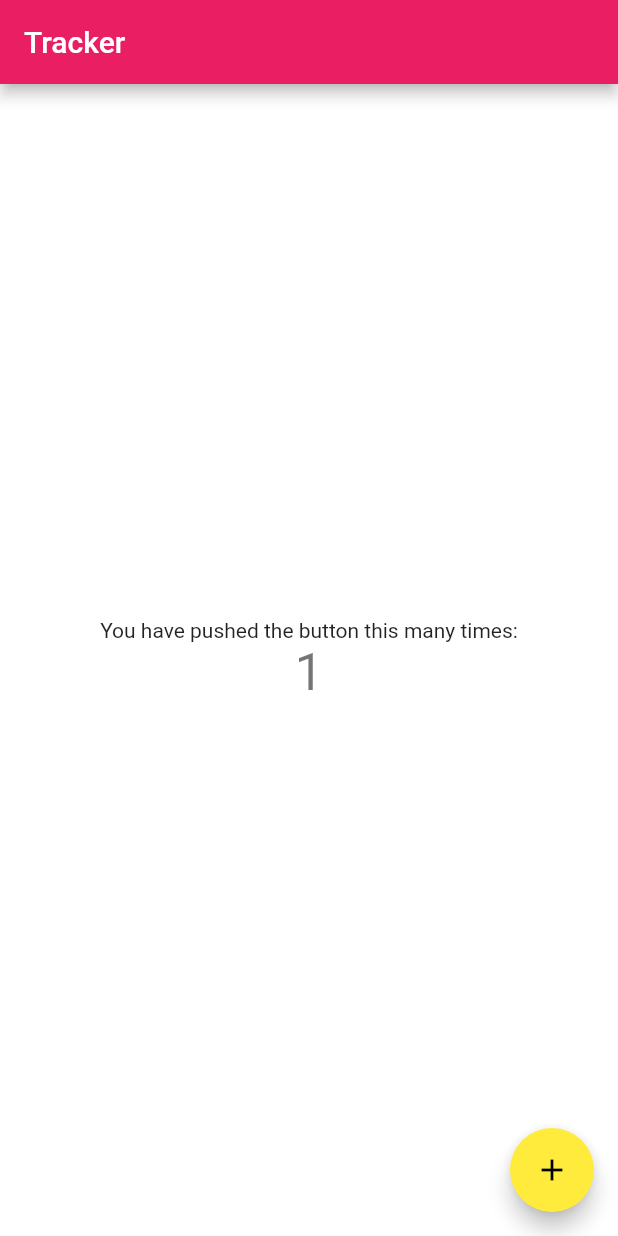
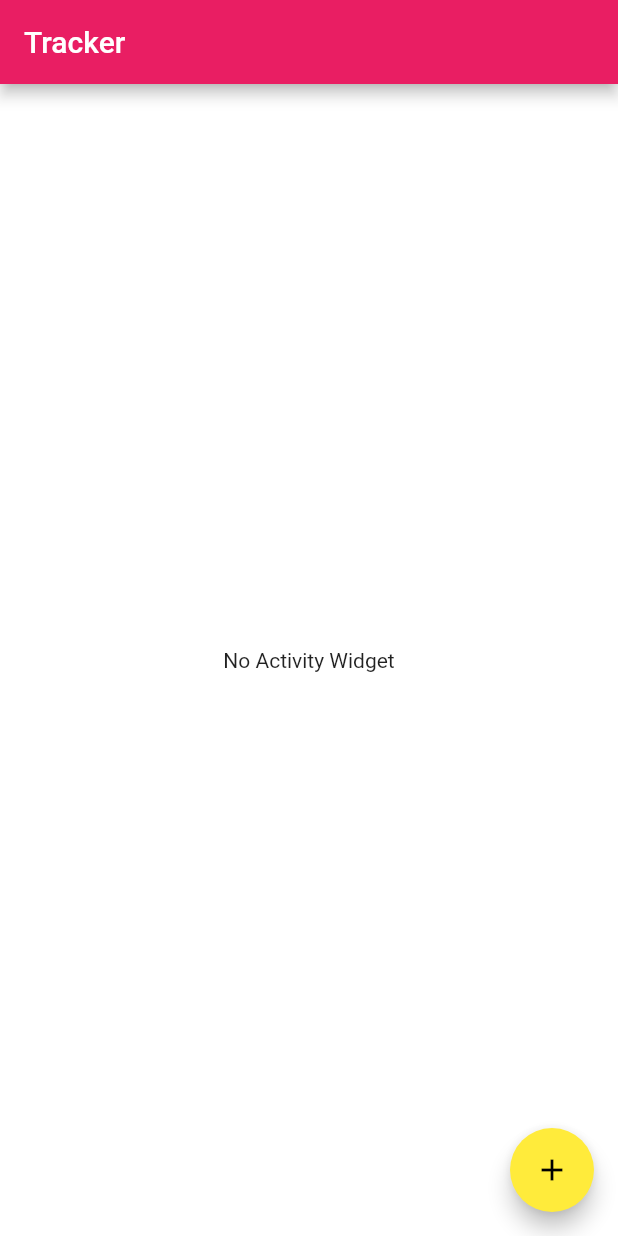
Before and after one commit to abenoit/tracker, a Flutter app: the screen it shows after launch, after a tap on the "add" icon, on a phone screen of 412 x 824 dp. Run offline on Flutter 3.47's test engine with Material 2 defaults, Android fonts, the phone set to English and light mode, and no system bars.

Commit message:
No activity Widget

```diff
--- /dev/null
+++ b/lib/components/activityMain.dart
@@ -0,0 +1,19 @@
+import 'package:flutter/material.dart';
+import 'package:provider/provider.dart';
+import 'package:tracker/components/noActivity.dart';
+import 'package:tracker/models/ActivitiesProvider.dart';
+
+class ActivityMain extends StatelessWidget {
+  ActivityMain({Key key}) : super(key: key);
+
+  @override
+  Widget build(BuildContext context) {
+    return Container(
+      child: Consumer<ActivitiesModel>(
+        builder: (context, activities, child) {
+          return activities.hasActivity() ? Text("Has Activities") : NoActivity;
+        },
+      ),
+    );
+  }
+}
--- /dev/null
+++ b/lib/components/noActivity.dart
@@ -0,0 +1,14 @@
+import 'package:flutter/material.dart';
+
+class NoActivity extends StatelessWidget {
+  NoActivity({Key key}) : super(key: key);
+
+  @override
+  Widget build(BuildContext context) {
+    return Container(
+      child: Center(
+        child: Text("No Activity Widget"),
+      ),
+    );
+  }
+}
--- a/lib/screens/Home/home.dart
+++ b/lib/screens/Home/home.dart
@@ -1,69 +1,29 @@
 import 'package:flutter/material.dart';
+import 'package:tracker/components/noActivity.dart';
 
-class Main extends StatefulWidget {
+class Main extends StatelessWidget {
   Main({Key key, this.title}) : super(key: key);
-
-  // This widget is the home page of your application. It is stateful, meaning
-  // that it has a State object (defined below) that contains fields that affect
-  // how it looks.
-
-  // This class is the configuration for the state. It holds the values (in this
-  // case the title) provided by the parent (in this case the App widget) and
-  // used by the build method of the State. Fields in a Widget subclass are
-  // always marked "final".
-
   final String title;
 
-  @override
-  HomeState createState() => HomeState();
-}
-
-class HomeState extends State<Main> {
-  int _counter = 0;
-
-  void _incrementCounter() {
-    setState(() {
-      _counter++;
-    });
-  }
+  void _addActivity() {}
 
   @override
   Widget build(BuildContext context) {
     return Scaffold(
       appBar: AppBar(
-        title: Text(widget.title),
+        title: Text(title),
       ),
       body: Center(
         child: Column(
-          // Column is also a layout widget. It takes a list of children and
-          // arranges them vertically. By default, it sizes itself to fit its
-          // children horizontally, and tries to be as tall as its parent.
-          //
-          // Invoke "debug painting" (press "p" in the console, choose the
-          // "Toggle Debug Paint" action from the Flutter Inspector in Android
-          // Studio, or the "Toggle Debug Paint" command in Visual Studio Code)
-          // to see the wireframe for each widget.
-          //
-          // Column has various properties to control how it sizes itself and
-          // how it positions its children. Here we use mainAxisAlignment to
-          // center the children vertically; the main axis here is the vertical
-          // axis because Columns are vertical (the cross axis would be
-          // horizontal).
           mainAxisAlignment: MainAxisAlignment.center,
           children: <Widget>[
-            Text(
-              'You have pushed the button this many times:',
-            ),
-            Text(
-              '$_counter',
-              style: Theme.of(context).textTheme.display1,
-            ),
+            NoActivity(key: key),
           ],
         ),
       ),
       floatingActionButton: FloatingActionButton(
-        onPressed: _incrementCounter,
-        tooltip: 'Increment',
+        onPressed: _addActivity,
+        tooltip: 'Add Activity',
         child: Icon(Icons.add),
       ), // This trailing comma makes auto-formatting nicer for build methods.
     );
```
